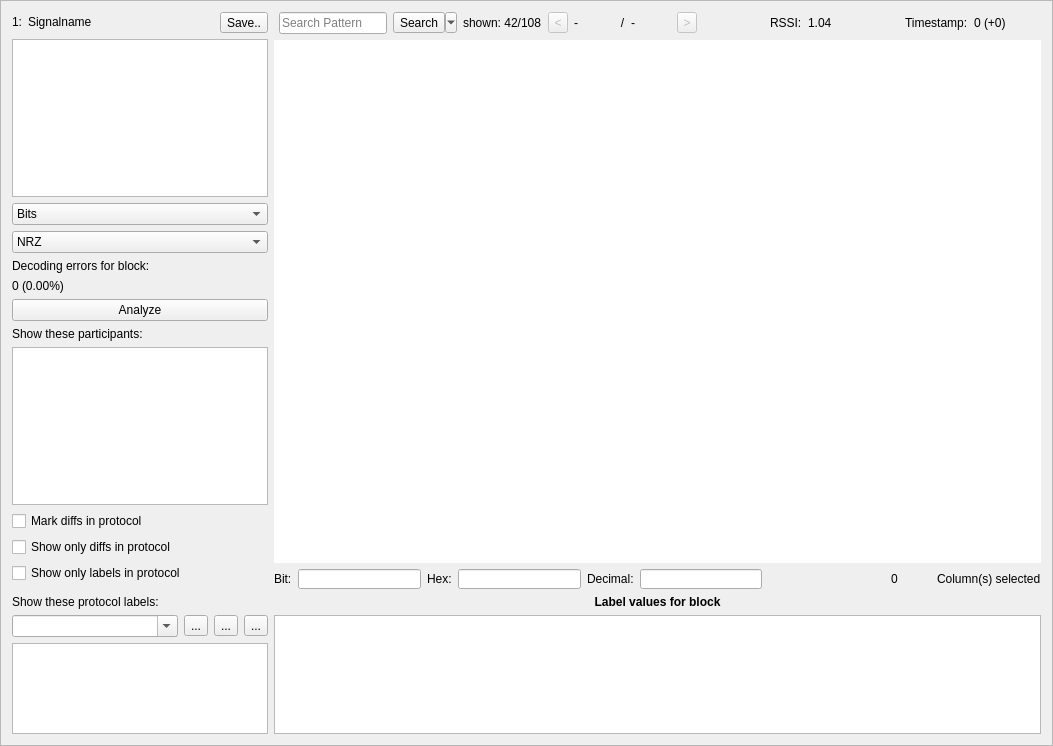
Above: ui/analysis_frame.ui from jopohl/urh before the change. Below: the same form after it.
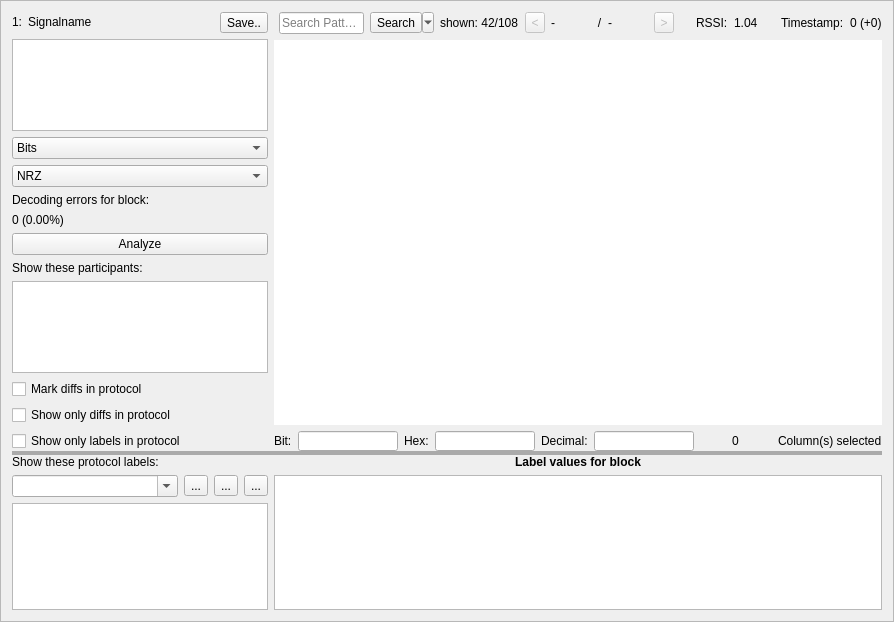
That is the form after the change. Icons and pictures are not drawn. Custom widgets are drawn as their Qt base class.

Commit message: add splitter to analysis

```diff
--- a/ui/analysis_frame.ui
+++ b/ui/analysis_frame.ui
@@ -6,8 +6,8 @@
    <rect>
     <x>0</x>
     <y>0</y>
-    <width>1053</width>
-    <height>746</height>
+    <width>894</width>
+    <height>622</height>
    </rect>
   </property>
   <property name="sizePolicy">
@@ -45,7 +45,20 @@
   </property>
   <layout class="QVBoxLayout" name="verticalLayout_5">
    <item>
-    <layout class="QHBoxLayout" name="horizontalLayout">
+    <widget class="QSplitter" name="splitter">
+     <property name="styleSheet">
+      <string notr="true">QSplitter::handle {
+    background-color: #AAAAAA;
+}</string>
+     </property>
+     <property name="midLineWidth">
+      <number>0</number>
+     </property>
+     <property name="orientation">
+      <enum>Qt::Vertical</enum>
+     </property>
+     <widget class="QWidget" name="">
+      <layout class="QHBoxLayout" name="horizontalLayout_5">
      <item>
       <layout class="QVBoxLayout" name="verticalLayout_4">
        <item>
@@ -778,9 +791,9 @@
       </layout>
      </item>
     </layout>
-   </item>
-   <item>
-    <layout class="QHBoxLayout" name="horizontalLayout_5">
+     </widget>
+     <widget class="QWidget" name="">
+      <layout class="QHBoxLayout" name="horizontalLayout">
      <item>
       <layout class="QVBoxLayout" name="verticalLayout_2">
        <item>
@@ -924,6 +937,8 @@
       </layout>
      </item>
     </layout>
+     </widget>
+    </widget>
    </item>
   </layout>
  </widget>
```
Left out of the diff: 3 changed lines with no effect on the pictures. Lines whose indentation alone changed are shown as unchanged. The commit also changes 1 other file.
